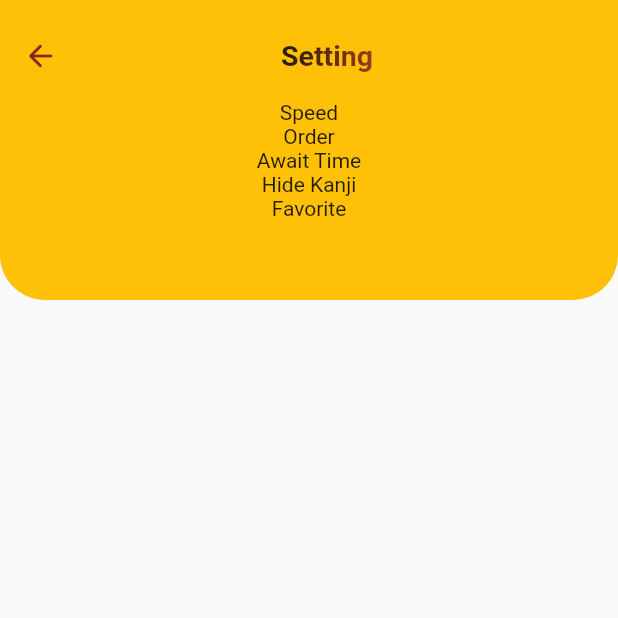
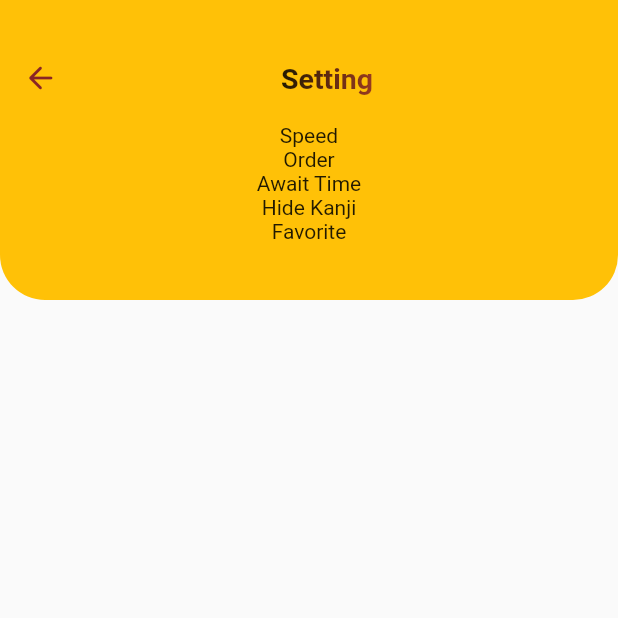
Before and after one commit to Chit-Oo-Naung/mj_dictionary, a Flutter app: the KotobaPage screen opened directly with empty values, after a tap on the "settings" icon, on a phone screen of 412 x 824 dp, the top half of it. Run offline on Flutter 3.47's test engine with Material 2 defaults, Android fonts, the phone set to English and light mode, and no system bars; our stand-ins replace card_swiper, curved_navigation_bar, flutter_easyloading, flutter_snake_navigationbar, flutter_tts, scroll_to_index and 1 more; missing offline and left inert: flutter_inappwebview; accounts and stored records are empty; network calls fail; statements that could not run were skipped.

Commit message:
fix header height

```diff
--- a/lib/kaiwa_setting.dart
+++ b/lib/kaiwa_setting.dart
@@ -34,7 +34,7 @@ class _KaiwaSettingPageState extends State<KaiwaSettingPage> {
         Column(
           children: [
             Padding(
-                padding: const EdgeInsets.only(left: 15, right: 15, top: 25),
+                padding: const EdgeInsets.only(left: 15, right: 15, top: 40),
                 child: Row(
                   mainAxisAlignment: MainAxisAlignment.spaceBetween,
                   children: [
--- a/lib/kotoba.dart
+++ b/lib/kotoba.dart
@@ -104,7 +104,7 @@ class _KotobaPageState extends State<KotobaPage> {
         Column(
           children: [
             Padding(
-              padding: const EdgeInsets.only(left: 15, right: 15, top: 25),
+              padding: const EdgeInsets.only(left: 15, right: 15, top: 40),
               child: Row(
                 mainAxisAlignment: MainAxisAlignment.spaceBetween,
                 children: [
--- a/lib/translate.dart
+++ b/lib/translate.dart
@@ -68,8 +68,7 @@ class _TranslatePageState extends State<TranslatePage> {
                 ),
               ],
             ),
-            Expanded(
-              child: Padding(
+            Padding(
               padding: const EdgeInsets.only(top: 40.0, left: 0, right: 0),
               child: InAppWebView(
                 initialUrlRequest: URLRequest(
@@ -83,7 +82,6 @@ class _TranslatePageState extends State<TranslatePage> {
                   ),
                 ),
               ),
-              ),
             )
           ],
         ));
```
Also changed, not shown: lib/choose_units.dart (+13 -7 lines). Lines whose indentation alone changed are shown as unchanged.
